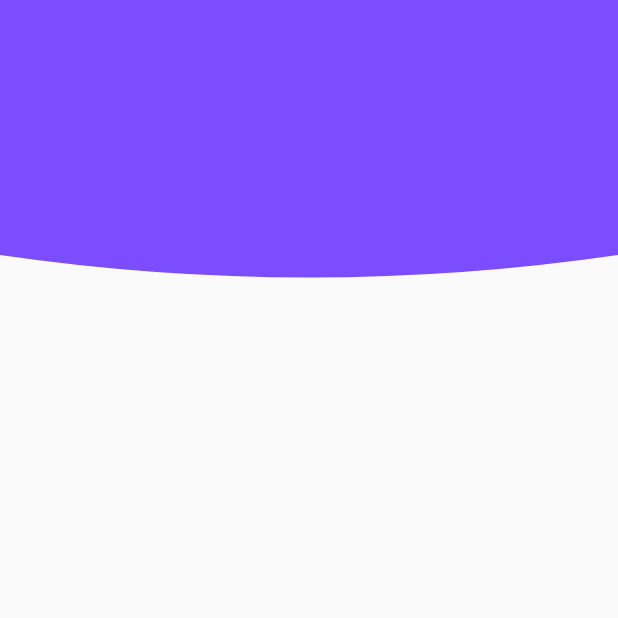
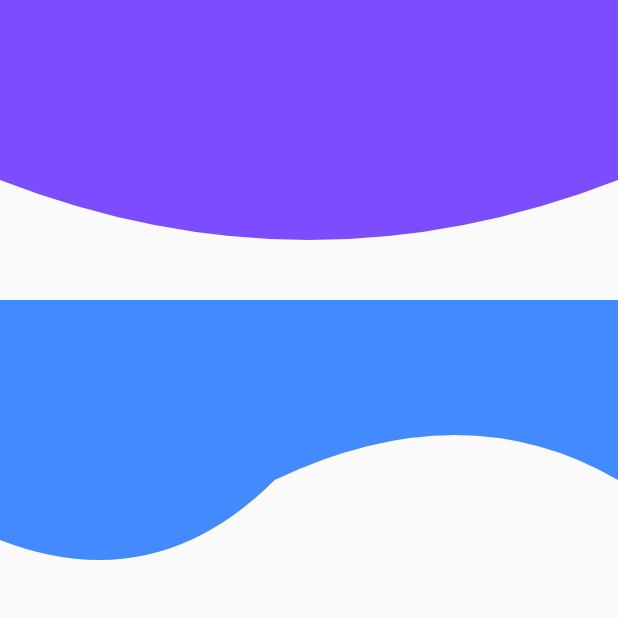
Before and after one commit to zhangyuxiang1226/flutter-practive-2, a Flutter app: the CustomClippers screen opened directly, on a phone screen of 412 x 824 dp, the top half of it. Run offline on Flutter 3.47's test engine with Material 2 defaults, Android fonts, the phone set to English and light mode, and no system bars.

Commit message:
demo10 & demo11

```diff
--- /dev/null
+++ b/lib/demo11.dart
@@ -0,0 +1,17 @@
+import 'package:flutter/material.dart';
+import './widgets/splash_screen.dart';
+/**
+ * Demo11 APP闪屏动画
+ */
+void main() => runApp(Demo11());
+
+class Demo11 extends StatelessWidget {
+  @override
+  Widget build(BuildContext context) {
+    return MaterialApp(
+      title: 'Bezier Curve',
+      theme: ThemeData(primarySwatch: Colors.blue),
+      home: SplashScreen(),
+    );
+  }
+}
--- a/lib/main.dart
+++ b/lib/main.dart
@@ -10,6 +10,7 @@ import './demo7.dart';
 import './demo8.dart';
 import './demo9.dart';
 import './demo10.dart';
+import './demo11.dart';
 
 void main() => runApp(MaterialApp(
       home: MyAppHome(), // becomes the route named '/'
@@ -24,6 +25,7 @@ void main() => runApp(MaterialApp(
         '/demo8': (BuildContext context) => Demo8(),
         '/demo9': (BuildContext context) => Demo9(),
         '/demo10': (BuildContext context) => Demo10(),
+        '/demo11': (BuildContext context) => Demo11(),
       },
       debugShowCheckedModeBanner: false, // 这一行去掉右上角debug图标
     ));
--- a/lib/widgets/custome_clipper.dart
+++ b/lib/widgets/custome_clipper.dart
@@ -15,32 +15,42 @@ class CustomClippers extends StatelessWidget {
               height: 200.0,
             ),
           ),
+
+          ClipPath(
+            // 自定义裁切类
+            clipper: BottomClipper2(),
+            child: Container(
+              color: Colors.blueAccent,
+              height: 200.0,
+            ),
+          ),
         ],
       ),
     );
   }
 }
 
-// 构造裁切器，需要四个点围出图形，这里控件区域高度设置为30，详见 images/bezier_clipper_area.jpg
+// 构造裁切器，需要四个点围出图形，这里控件区域高度设置为 80(可变)，详见 images/bezier_clipper_area.jpg
 class BottomClipper extends CustomClipper<Path> {
+  final BLOCK_HEIGHT = 80;
+
   @override
-
   Path getClip(Size size) {
     var path = Path();
     // 第一个点 左上角
     path.lineTo(0, 0);
     // 第二个点 左下角
-    path.lineTo(0, size.height - 30);
+    path.lineTo(0, size.height - BLOCK_HEIGHT);
     // 画曲线：贝塞尔曲线的控制点
     // 曲线第一个控制点，x取横向 1/2, y取控件高度
     var firstControlPoint = Offset(size.width/2, size.height);
     // 曲线第一个结束点，右下角
-    var firstEndPoint = Offset(size.width, size.height - 30);
+    var firstEndPoint = Offset(size.width, size.height - BLOCK_HEIGHT);
     // 二次贝塞尔曲线
     path.quadraticBezierTo(firstControlPoint.dx, firstControlPoint.dy, firstEndPoint.dx, firstEndPoint.dy);
 
     // 第三个点 右下角
-    path.lineTo(size.width, size.height - 30);
+    path.lineTo(size.width, size.height - BLOCK_HEIGHT);
     // 第四个点 右上角
     path.lineTo(size.width, 0);
 
@@ -54,3 +64,35 @@ class BottomClipper extends CustomClipper<Path> {
     return false;
   }
 }
+
+// 贝塞尔曲线构成波浪线(其中一段包含两个贝塞尔曲线)
+class BottomClipper2 extends CustomClipper<Path> {
+  final BLOCK_HEIGHT = 80;
+
+  @override
+  Path getClip(Size size) {
+    var path = Path();
+    path.lineTo(0, 0);
+    path.lineTo(0, size.height - 40);
+
+    var firstControlPoint = Offset(size.width/4, size.height);
+    var firstEndPoint = Offset(size.width/ 2.25, size.height - BLOCK_HEIGHT);
+
+    path.quadraticBezierTo(firstControlPoint.dx, firstControlPoint.dy, firstEndPoint.dx, firstEndPoint.dy);
+
+    var secondControlPoint = Offset(size.width / 4 * 3, size.height - BLOCK_HEIGHT - 60);
+    var secondEndPoint = Offset(size.width, size.height - BLOCK_HEIGHT);
+    path.quadraticBezierTo(secondControlPoint.dx, secondControlPoint.dy, secondEndPoint.dx, secondEndPoint.dy);
+
+    path.lineTo(size.width, size.height - BLOCK_HEIGHT);
+    path.lineTo(size.width, 0);
+
+    return path;
+  }
+
+  // 要求这里一个覆写
+  @override
+  bool shouldReclip(CustomClipper<Path> oldClipper) {
+    return false;
+  }
+}
--- a/pubspec.yaml
+++ b/pubspec.yaml
@@ -41,9 +41,8 @@ flutter:
   uses-material-design: true
 
   # To add assets to your application, add an assets section, like this:
-  # assets:
-  #  - images/a_dot_burr.jpeg
-  #  - images/a_dot_ham.jpeg
+  assets:
+   - images/jay.jpg
 
   # An image asset can refer to one or more resolution-specific "variants", see
   # https://flutter.dev/assets-and-images/#resolution-aware.
```
Also changed, not shown: lib/pages/demo11_home_page.dart (added, +14 -0 lines), lib/widgets/splash_screen.dart (added, +55 -0 lines), images/bezier_clipper_area.png (renamed from lib/images/bezier_clipper_area.png), images/jay.jpg (added).
